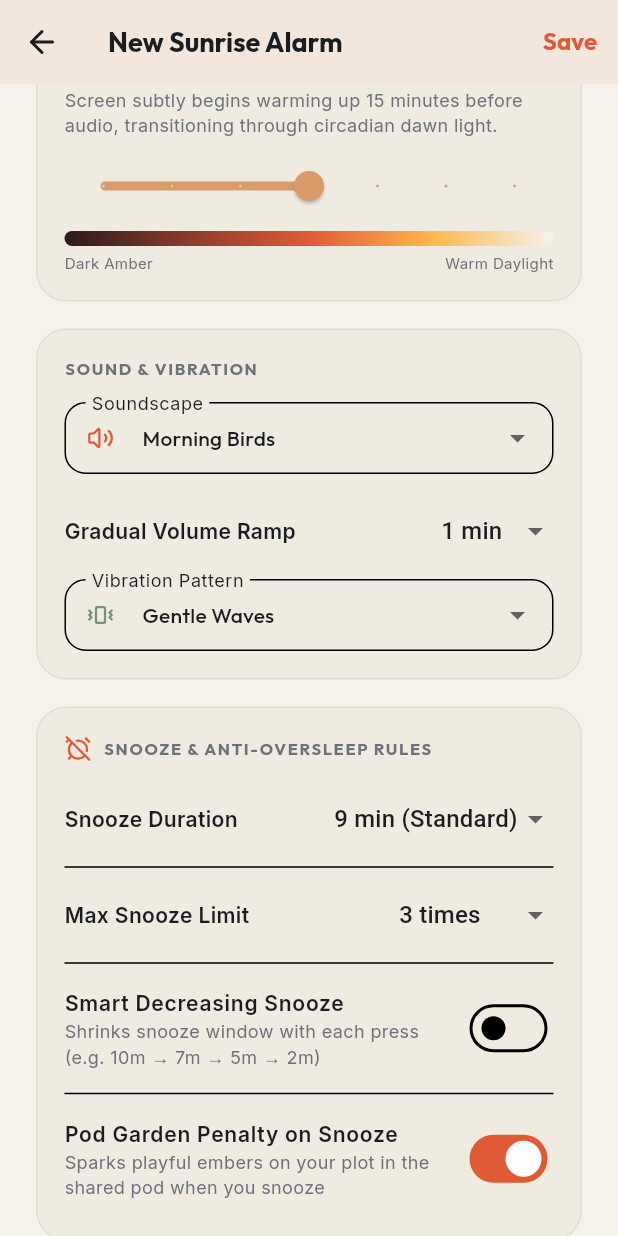
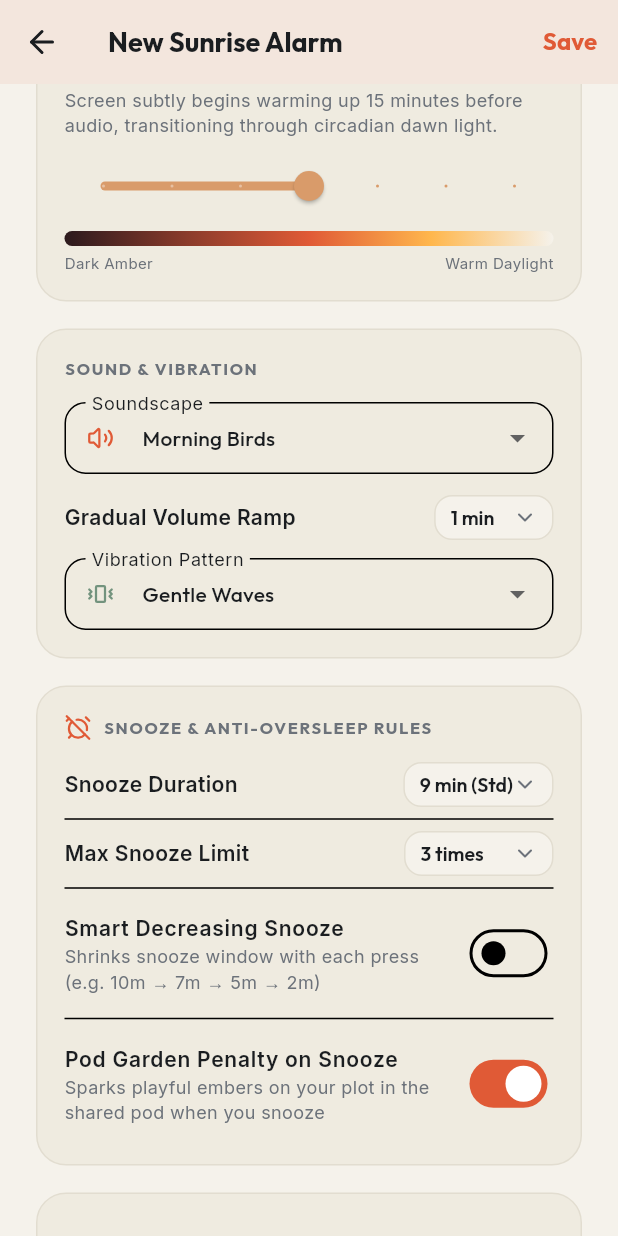
Before and after one commit to paperlinkos/calmalarm, a Flutter app: the AlarmEditScreen screen opened directly, scrolled down 576 dp, on a phone screen of 412 x 824 dp. Run offline on Flutter 3.47's test engine with Material 3 defaults, Android fonts, the phone set to English and light mode, and no system bars; our stand-ins replace flutter_local_notifications, flutter_riverpod, google_fonts, lucide_icons, permission_handler, timezone; statements that could not run were skipped.

Commit message:
fix: align snooze dropdown pill containers, remove duplicate add alarm button, and connect Midnight OLED dark mode theme

```diff
--- a/lib/core/theme/app_colors.dart
+++ b/lib/core/theme/app_colors.dart
@@ -25,6 +25,22 @@ class AppColors {
   static const Color warningFire = Color(0xFFFF5252);
   static const Color weedThistle = Color(0xFF8D6E63);
 
+  // Dynamic Context-Aware Colors
+  static Color bg(BuildContext context) =>
+      Theme.of(context).brightness == Brightness.dark ? midnightBackground : linenBackground;
+
+  static Color surface(BuildContext context) =>
+      Theme.of(context).brightness == Brightness.dark ? midnightSurface : linenSurface;
+
+  static Color border(BuildContext context) =>
+      Theme.of(context).brightness == Brightness.dark ? midnightSurfaceBorder : linenSurfaceBorder;
+
+  static Color textPrimary(BuildContext context) =>
+      Theme.of(context).brightness == Brightness.dark ? midnightTextPrimary : linenTextPrimary;
+
+  static Color textSecondary(BuildContext context) =>
+      Theme.of(context).brightness == Brightness.dark ? midnightTextSecondary : linenTextSecondary;
+
   // Circadian Sunrise Gradients
   static const LinearGradient sunriseGradient = LinearGradient(
     begin: Alignment.bottomCenter,
--- /dev/null
+++ b/lib/core/theme/theme_provider.dart
@@ -0,0 +1,33 @@
+import 'package:flutter/material.dart';
+import 'package:flutter_riverpod/flutter_riverpod.dart';
+
+enum AppThemeOption {
+  linenDay('Linen Day'),
+  midnightOled('Midnight OLED'),
+  system('System');
+
+  final String label;
+  const AppThemeOption(this.label);
+}
+
+final themeModeProvider = StateNotifierProvider<ThemeModeNotifier, AppThemeOption>((ref) {
+  return ThemeModeNotifier();
+});
+
+class ThemeModeNotifier extends StateNotifier<AppThemeOption> {
+  ThemeModeNotifier() : super(AppThemeOption.linenDay);
+
+  void setTheme(AppThemeOption option) {
+    state = option;
+  }
+
+  void setThemeFromLabel(String label) {
+    if (label.contains('Midnight')) {
+      state = AppThemeOption.midnightOled;
+    } else if (label.contains('System')) {
+      state = AppThemeOption.system;
+    } else {
+      state = AppThemeOption.linenDay;
+    }
+  }
+}
--- a/lib/features/alarms/views/alarm_edit_screen.dart
+++ b/lib/features/alarms/views/alarm_edit_screen.dart
@@ -616,9 +616,19 @@ class _AlarmEditScreenState extends ConsumerState<AlarmEditScreen> {
                   fontWeight: FontWeight.w600,
                 ),
               ),
-              DropdownButton<int>(
+              Container(
+                padding: const EdgeInsets.symmetric(horizontal: 10, vertical: 2),
+                decoration: BoxDecoration(
+                  color: AppColors.linenBackground,
+                  borderRadius: BorderRadius.circular(12),
+                  border: Border.all(color: AppColors.linenSurfaceBorder),
+                ),
+                child: DropdownButtonHideUnderline(
+                  child: DropdownButton<int>(
                     value: _fadeDuration,
-                underline: const SizedBox(),
+                    isDense: true,
+                    icon: const Icon(LucideIcons.chevronDown, size: 16, color: AppColors.linenTextSecondary),
+                    style: GoogleFonts.outfit(color: AppColors.linenTextPrimary, fontSize: 13, fontWeight: FontWeight.w600),
                     items: const [
                       DropdownMenuItem(value: 0, child: Text('Instant')),
                       DropdownMenuItem(value: 30, child: Text('30 sec')),
@@ -630,9 +640,11 @@ class _AlarmEditScreenState extends ConsumerState<AlarmEditScreen> {
                       if (val != null) setState(() => _fadeDuration = val);
                     },
                   ),
+                ),
+              ),
             ],
           ),
-          const SizedBox(height: 8),
+          const SizedBox(height: 12),
           // Vibration Pattern
           DropdownButtonFormField<String>(
             initialValue: _vibration,
@@ -691,12 +703,22 @@ class _AlarmEditScreenState extends ConsumerState<AlarmEditScreen> {
                 ),
               ),
               const SizedBox(width: 8),
-              DropdownButton<int>(
+              Container(
+                padding: const EdgeInsets.symmetric(horizontal: 10, vertical: 2),
+                decoration: BoxDecoration(
+                  color: AppColors.linenBackground,
+                  borderRadius: BorderRadius.circular(12),
+                  border: Border.all(color: AppColors.linenSurfaceBorder),
+                ),
+                child: DropdownButtonHideUnderline(
+                  child: DropdownButton<int>(
                     value: _snoozeDuration,
-                underline: const SizedBox(),
+                    isDense: true,
+                    icon: const Icon(LucideIcons.chevronDown, size: 16, color: AppColors.linenTextSecondary),
+                    style: GoogleFonts.outfit(color: AppColors.linenTextPrimary, fontSize: 13, fontWeight: FontWeight.w600),
                     items: const [
                       DropdownMenuItem(value: 5, child: Text('5 min')),
-                  DropdownMenuItem(value: 9, child: Text('9 min (Standard)')),
+                      DropdownMenuItem(value: 9, child: Text('9 min (Std)')),
                       DropdownMenuItem(value: 10, child: Text('10 min')),
                       DropdownMenuItem(value: 15, child: Text('15 min')),
                       DropdownMenuItem(value: 20, child: Text('20 min')),
@@ -704,6 +726,8 @@ class _AlarmEditScreenState extends ConsumerState<AlarmEditScreen> {
                     onChanged: (val) {
                       if (val != null) setState(() => _snoozeDuration = val);
                     },
+                  ),
+                ),
               ),
             ],
           ),
@@ -724,9 +748,19 @@ class _AlarmEditScreenState extends ConsumerState<AlarmEditScreen> {
                 ),
               ),
               const SizedBox(width: 8),
-              DropdownButton<int>(
+              Container(
+                padding: const EdgeInsets.symmetric(horizontal: 10, vertical: 2),
+                decoration: BoxDecoration(
+                  color: AppColors.linenBackground,
+                  borderRadius: BorderRadius.circular(12),
+                  border: Border.all(color: AppColors.linenSurfaceBorder),
+                ),
+                child: DropdownButtonHideUnderline(
+                  child: DropdownButton<int>(
                     value: _maxSnooze,
-                underline: const SizedBox(),
+                    isDense: true,
+                    icon: const Icon(LucideIcons.chevronDown, size: 16, color: AppColors.linenTextSecondary),
+                    style: GoogleFonts.outfit(color: AppColors.linenTextPrimary, fontSize: 13, fontWeight: FontWeight.w600),
                     items: const [
                       DropdownMenuItem(value: 0, child: Text('No Snooze')),
                       DropdownMenuItem(value: 1, child: Text('1 time')),
@@ -737,6 +771,8 @@ class _AlarmEditScreenState extends ConsumerState<AlarmEditScreen> {
                     onChanged: (val) {
                       if (val != null) setState(() => _maxSnooze = val);
                     },
+                  ),
+                ),
               ),
             ],
           ),
```
Also changed, not shown: lib/features/alarms/views/alarms_list_screen.dart (+2 -17 lines), lib/features/navigation/main_nav_screen.dart (+12 -10 lines), lib/features/settings/views/settings_screen.dart (+16 -5 lines), lib/main.dart (+9 -1 lines). Lines whose indentation alone changed are shown as unchanged.
